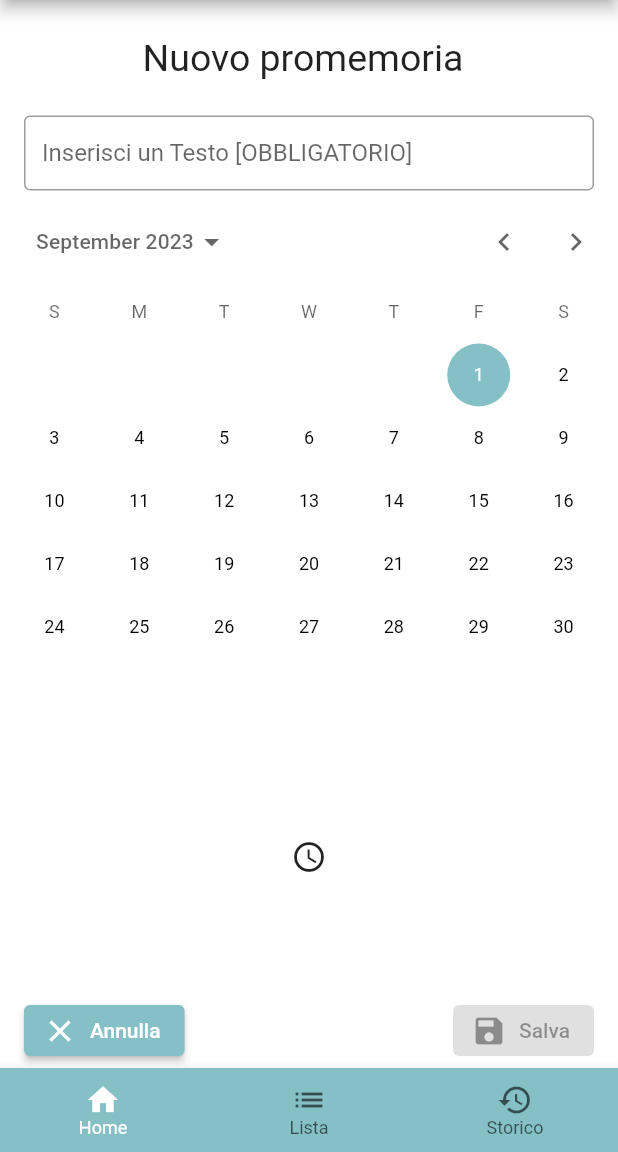
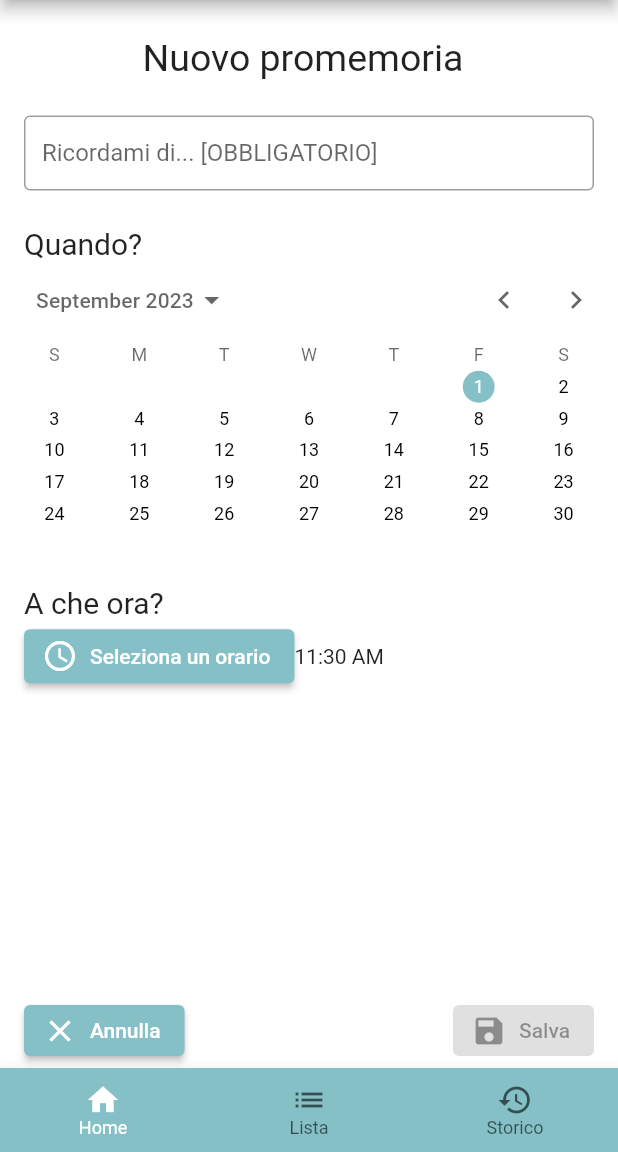
Before and after one commit to UmutBulut/PantrySmart, a Flutter app: the screen it shows after launch, after a tap on "Nuovo promemoria", on a phone screen of 412 x 824 dp, the part 84-1236 px from its top. Run offline on Flutter 3.47's test engine with Material 2 defaults, Android fonts, the phone set to English and light mode, and no system bars; our stand-ins replace bloc, flutter_bloc, flutter_keyboard_visibility, image_picker, shared_preferences.

Commit message:
layout promemoria quasi finito

```diff
--- a/lib/Presentation/Screens/promemoriaView.dart
+++ b/lib/Presentation/Screens/promemoriaView.dart
@@ -1,14 +1,6 @@
-import 'dart:convert';
 import 'package:flutter/material.dart';
 import 'package:flutter_keyboard_visibility/flutter_keyboard_visibility.dart';
-import 'package:image_picker/image_picker.dart';
-import 'package:pantrysmart/Classes/Prodotto.dart';
 import 'package:pantrysmart/Classes/Promemoria.dart';
-import 'package:pantrysmart/Classes/Storico.dart';
-import 'package:pantrysmart/Classes/TipiIcone.dart';
-import 'package:pantrysmart/Classes/Colors.dart';
-import 'package:pantrysmart/Components/DatePicker.dart';
-import 'package:pantrysmart/Components/DropdownButtonTipi.dart';
 import 'package:shared_preferences/shared_preferences.dart';
 
 class PromemoriaView extends StatefulWidget{
@@ -24,7 +16,9 @@ class PromemoriaView extends StatefulWidget{
 
   //campi del promemoria
   String? testo;
-  String? data;
+  DateTime? giorno;
+  TimeOfDay? ora;
+  String? oraString;
 
   @override
   State<PromemoriaView> createState() => PromemoriaViewState();
@@ -35,14 +29,19 @@ class PromemoriaViewState extends State<PromemoriaView> {
   void initState() {
     super.initState();
     widget.testo = "";
-      widget.data = DateTime.now().toString();
+    widget.giorno = DateTime.now();
+    widget.ora = TimeOfDay.now().replacing(hour: TimeOfDay.now().hour +1);
+
     refreshAbilitaSalva();
+  }
+
+  void aggiornaOraString(TimeOfDay time){
+    widget.oraString = time.format(context);
   }
 
   void refreshAbilitaSalva(){
     widget.abilitaSalva = (
-        widget.testo!.isNotEmpty &&
-            widget.data!.isNotEmpty
+        widget.testo!.isNotEmpty
     );
   }
 
@@ -59,11 +58,11 @@ class PromemoriaViewState extends State<PromemoriaView> {
       var ultimoPromemoria = listaPromemoria.last;
       nuovoId = ultimoPromemoria.id! +1;
     }
-
+//da sommare l'ora e il giorno scelti
     var nuovoPromemoria = Promemoria(
       id: nuovoId,
       testo: widget.testo,
-          data: widget.data,
+      data: widget.giorno.toString(),
       inRimozione: false,
     );
     listaPromemoria.add(nuovoPromemoria);
@@ -73,23 +72,21 @@ class PromemoriaViewState extends State<PromemoriaView> {
     widget.okFunction();
   }
 
-  void getSelectedDate(DateTime res) {
-    setState(() {
-      widget.data = res.toString();
-    });
-  }
-
   @override
   Widget build(BuildContext context) {
+    aggiornaOraString(widget.ora!);
     return Column(
+      crossAxisAlignment: CrossAxisAlignment.start,
       children: [
-        SizedBox(
+        Center(
+          child: SizedBox(
             child: Padding(
               padding: const EdgeInsets.fromLTRB(8,24,16,16),
               child: Text(widget.title,
                 style: TextStyle(
                     fontSize: 25
                 ),),
+            ),
           ),
         ),
         Padding(
@@ -99,7 +96,7 @@ class PromemoriaViewState extends State<PromemoriaView> {
             child: TextFormField(
               decoration: InputDecoration(
                 border: OutlineInputBorder(),
-                labelText: 'Inserisci un Testo [OBBLIGATORIO]',
+                labelText: 'Ricordami di... [OBBLIGATORIO]',
               ),
               onChanged: (value) {
                 setState(() {
@@ -109,22 +106,64 @@ class PromemoriaViewState extends State<PromemoriaView> {
               },),
           ),
         ),
-        CalendarDatePicker(
-          onDateChanged: (DateTime time){},
+        Padding(
+          padding: const EdgeInsets.fromLTRB(16,16,0,0),
+          child: Text('Quando?',style: TextStyle(
+              fontSize: 20
+          ),),
+        ),
+        Flexible(
+          child: CalendarDatePicker(
+            onDateChanged: (DateTime time){
+              setState(() {
+                widget.giorno = time;
+              });
+            },
             initialDate: DateTime.now(),
             firstDate: DateTime(2021),
             lastDate: DateTime(2025),
           ),
-        Expanded(
-            child: IconButton(
+        ),
+        Padding(
+          padding: const EdgeInsets.fromLTRB(16,16,0,0),
+          child: Text('A che ora?',style: TextStyle(
+              fontSize: 20
+          ),),
+        ),
+        Padding(
+          padding: const EdgeInsets.fromLTRB(16,0,0,0),
+          child: Row(
+            crossAxisAlignment: CrossAxisAlignment.center,
+            children: [
+              ElevatedButton.icon(
+                style: ButtonStyle(
+                ),
                 onPressed: () async {
                   TimeOfDay? pickedTime =  await showTimePicker(
                     initialTime: TimeOfDay.now(),
                     context: context,
                   );
+                  if(pickedTime != null){
+                    setState(() {
+                      widget.ora = pickedTime;
+                      aggiornaOraString(widget.ora!);
+                    });
+                  }
                 },
-              icon: Icon(Icons.access_time),
-            )
+                icon: Icon( // <-- Icon
+                  Icons.watch_later_outlined,
+                  size: 24.0,
+                ),
+                label: Text(
+                    'Seleziona un orario'
+                ), // <-- Text
+              ),
+              Text(widget.oraString!)
+            ],
+          ),
+        ),
+        Expanded(
+            child: Text("")
         ),
         KeyboardVisibilityBuilder(
             builder: (context, isKeyBoardVisible) {
```
Lines whose indentation alone changed are shown as unchanged.
